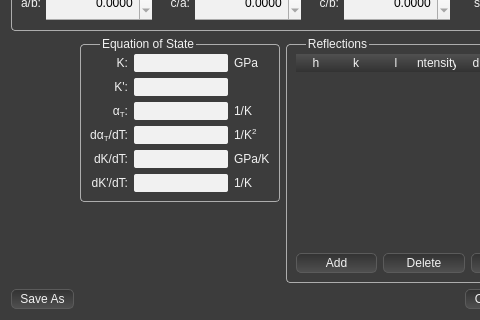
Before: the Qt Designer form Dioptas_main/Views/UiFiles/Jcpds.ui in Dioptas/Dioptas, drawn with Qt 5; both pictures show x 0 to 480 and y 273 to 593 of the 573 by 593 pixel window.
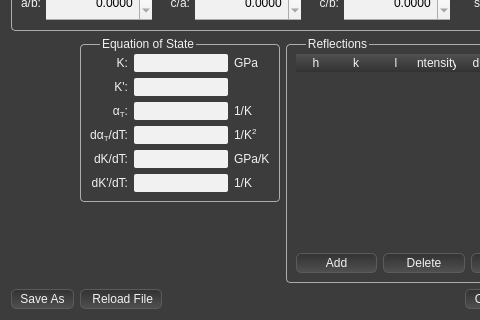
After: the same form once the commit is applied.

Commit message: Filename and name of phase now have an appended asterisk if it was modified in the jcpds_editor

Patch:
```diff
--- a/Dioptas_main/Views/UiFiles/Jcpds.ui
+++ b/Dioptas_main/Views/UiFiles/Jcpds.ui
@@ -1318,6 +1318,13 @@
        </property>
       </widget>
      </item>
+     <item>
+      <widget class="QPushButton" name="reload_file_btn">
+       <property name="text">
+        <string> Reload File</string>
+       </property>
+      </widget>
+     </item>
      <item>
       <spacer name="horizontalSpacer_11">
        <property name="orientation">
```
The commit also changes 14 other files.
